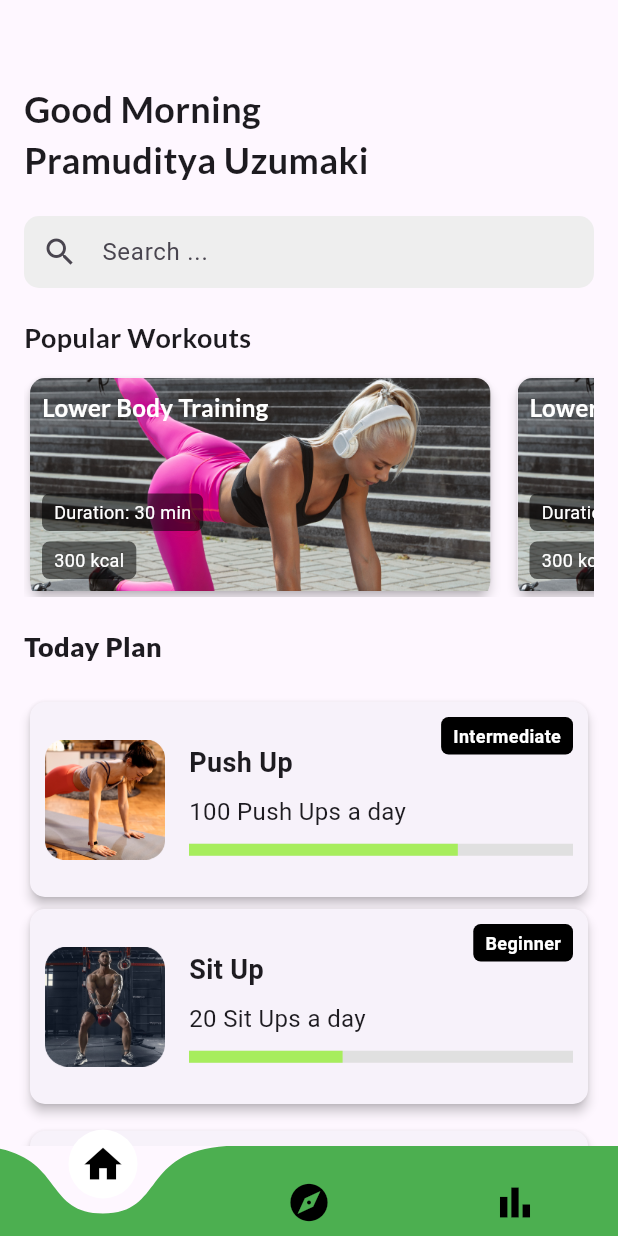
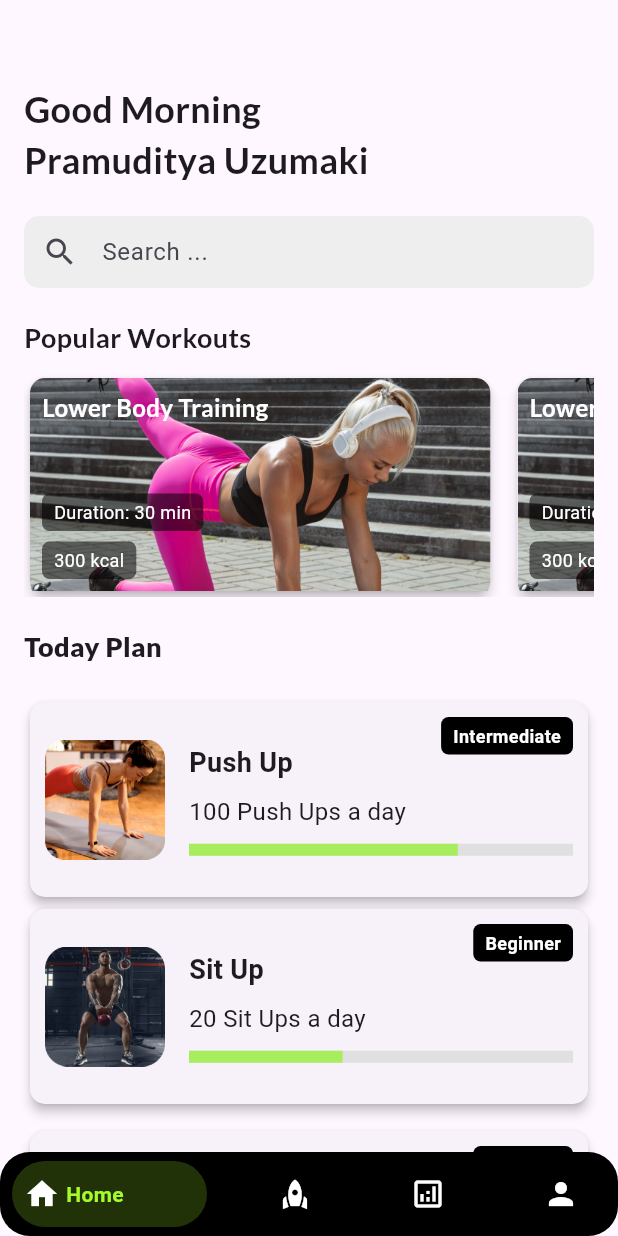
Before and after one commit to itsmedona/gym_app, a Flutter app: the screen it shows after launch, after a tap on "Get Started", on a phone screen of 412 x 824 dp. Run offline on Flutter 3.47's test engine with Material 3 defaults, Android fonts, the phone set to English and light mode, and no system bars; drawn by our look-alikes of bottom_navy_bar, curved_navigation_bar; our stand-ins replace google_fonts.

Commit message:
bottom_nav_bar set

```diff
--- a/lib/view/screens/activity_screen/activity_screen.dart
+++ b/lib/view/screens/activity_screen/activity_screen.dart
@@ -186,7 +186,6 @@ class ActivityScreen extends StatelessWidget {
                   child: Text('Keep it Up!'),
                 ),
               ),
-
               SizedBox(height: 16),
 
               // Row of Sleep and Water
--- a/lib/view/screens/explore_screen/explore_screen.dart
+++ b/lib/view/screens/explore_screen/explore_screen.dart
@@ -5,7 +5,6 @@ class ExploreScreen extends StatelessWidget {
   Widget build(BuildContext context) {
     return Scaffold(
       appBar: AppBar(
-        title: Text('Explore'),
       ),
       body: Padding(
         padding: const EdgeInsets.all(16.0),
--- a/lib/view/screens/on_boarding_screen/on_boarding_screen.dart
+++ b/lib/view/screens/on_boarding_screen/on_boarding_screen.dart
@@ -1,43 +1,50 @@
 import 'package:flutter/material.dart';
+import 'package:google_fonts/google_fonts.dart';
 import 'package:gym_app_sample/view/widgets/bottom_nav_bar.dart';
 
 class OnboardingScreen extends StatelessWidget {
   @override
   Widget build(BuildContext context) {
     return Scaffold(
-      body: Stack(
+      body: Column(
         children: [
-          // Background Image
-          Positioned.fill(
+          Container(
+            width: double.infinity,
+            height: MediaQuery.of(context).size.height * 0.7,
             child: Image.asset(
               'assets/images/onboarding.png',
               fit: BoxFit.cover,
             ),
           ),
-          // Overlay with content
-          Positioned(
-            bottom: 40,
-            left: 20,
-            right: 20,
+          Expanded(
             child: Column(
-              crossAxisAlignment: CrossAxisAlignment.start,
+              mainAxisAlignment: MainAxisAlignment.center,
+              crossAxisAlignment: CrossAxisAlignment.center,
               children: [
                 Text(
                   'Wherever You Are\nHealth Is Number One',
-                  style: TextStyle(
-                    fontSize: 28,
+                  textAlign: TextAlign.center,
+                  style: GoogleFonts.lato(
+                    fontSize: 24,
+                    color: Colors.black,
                     fontWeight: FontWeight.bold,
-                    color: Color.fromARGB(255, 6, 5, 5),
                   ),
                 ),
                 SizedBox(height: 10),
                 Text(
                   'There is no instant way to a healthy life',
-                  style:
-                      TextStyle(color: const Color.fromARGB(255, 80, 57, 57)),
+                  textAlign: TextAlign.center,
+                  style: TextStyle(
+                    color: const Color.fromARGB(255, 80, 57, 57),
+                    fontSize: 16,
                   ),
-                SizedBox(height: 30),
-                ElevatedButton(
+                ),
+              ],
+            ),
+          ),
+          Padding(
+            padding: const EdgeInsets.all(20.0),
+            child: ElevatedButton(
               onPressed: () {
                 // Navigate to HomeScreen
                 Navigator.pushReplacement(
@@ -45,13 +52,17 @@ class OnboardingScreen extends StatelessWidget {
                   MaterialPageRoute(builder: (context) => BottomNavBar()),
                 );
               },
-                  child: Text('Get Started'),
-                  style: ElevatedButton.styleFrom(
-                    backgroundColor: Colors.green,
-                    minimumSize: Size(double.infinity, 50), // Full-width button
+              child: Text(
+                'Get Started',
+                style: TextStyle(
+                  color: Colors.white,
+                  fontWeight: FontWeight.bold,
                 ),
               ),
-              ],
+              style: ElevatedButton.styleFrom(
+                backgroundColor: Colors.black87,
+                minimumSize: Size(double.infinity, 50),
+              ),
             ),
           ),
         ],
--- a/lib/view/widgets/bottom_nav_bar.dart
+++ b/lib/view/widgets/bottom_nav_bar.dart
@@ -1,9 +1,9 @@
+import 'package:bottom_navy_bar/bottom_navy_bar.dart';
 import 'package:flutter/material.dart';
-import 'package:curved_navigation_bar/curved_navigation_bar.dart'; // Import the curved navigation bar package
+import 'package:gym_app_sample/view/screens/activity_screen/activity_screen.dart';
 import 'package:gym_app_sample/view/screens/explore_screen/explore_screen.dart';
 import 'package:gym_app_sample/view/screens/home_screen/home_screen.dart';
-import 'package:gym_app_sample/view/screens/activity_screen/activity_screen.dart';
-//import 'package:gym_app_sample/view/screens/workout_screen/workout_screen.dart';
+import 'package:gym_app_sample/view/screens/workout_screen/workout_screen.dart';
 
 class BottomNavBar extends StatefulWidget {
   @override
@@ -11,54 +11,70 @@ class BottomNavBar extends StatefulWidget {
 }
 
 class _BottomNavBarState extends State<BottomNavBar> {
-  int _selectedIndex = 0;
-
-  // List of Screens for each tab
-  final List<Widget> screens = [
-    HomeScreen(), // Home tab
-    ExploreScreen(), // Explore tab
-    ActivityScreen(), // Activity tab
-    //WorkoutScreen(), // Workout tab
-  ];
+  int currentIndex = 0;
+  final pageController = PageController();
 
   @override
   Widget build(BuildContext context) {
     return Scaffold(
-      body: screens[_selectedIndex],
-      bottomNavigationBar: CurvedNavigationBar(
-        height: 60,
-        index: _selectedIndex,
-        backgroundColor: Colors.transparent,
-        color: Colors.green,
-        buttonBackgroundColor: Colors.white,
-        animationDuration: Duration(milliseconds: 300),
-        onTap: (index) {
+      body: PageView(
+        controller: pageController,
+        onPageChanged: (index) {
           setState(() {
-            _selectedIndex = index;
+            currentIndex = index;
           });
         },
-        items: const [
-          Icon(
-            Icons.home,
-            size: 30,
-            color: Colors.black, // Icon color
-          ),
-          Icon(
-            Icons.explore,
-            size: 30,
-            color: Colors.black,
-          ),
-          Icon(
-            Icons.bar_chart,
-            size: 30,
-            color: Colors.black,
-          ),
-          /*Icon(
-            Icons.fitness_center,
-            size: 30,
-            color: Colors.black,
-          ),*/
+        children: [
+          HomeScreen(), // First tab -> HomeScreen
+          ExploreScreen(), // Second tab -> ExploreScreen
+          ActivityScreen(), // Third tab -> ActivityScreen
+          WorkoutScreen(), // Fourth tab -> WorkoutScreen
         ],
+      ),
+      bottomNavigationBar: ClipRRect(
+        borderRadius: BorderRadius.only(
+          topLeft: Radius.circular(20),
+          topRight: Radius.circular(20),
+          bottomLeft: Radius.circular(20),
+          bottomRight: Radius.circular(20),
+        ),
+        //borderRadius: BorderRadius.circular(35),
+        child: BottomNavyBar(
+          backgroundColor: Colors.black,
+          selectedIndex: currentIndex,
+          onItemSelected: (index) {
+            setState(() {
+              currentIndex = index;
+            });
+            pageController.jumpToPage(index); // Switches to the respective page
+          },
+          items: [
+            BottomNavyBarItem(
+              icon: Icon(Icons.home, color: Colors.white),
+              title: Text('Home', selectionColor: Colors.black),
+              activeColor: Color.fromARGB(255, 167, 250, 42),
+              inactiveColor: Colors.white,
+            ),
+            BottomNavyBarItem(
+              icon: Icon(Icons.rocket),
+              title: Text('Explore'),
+              activeColor: Color.fromARGB(255, 167, 250, 42),
+              inactiveColor: Colors.white,
+            ),
+            BottomNavyBarItem(
+              icon: Icon(Icons.analytics_outlined),
+              title: Text('Analytics'),
+              activeColor: Color.fromARGB(255, 167, 250, 42),
+              inactiveColor: Colors.white,
+            ),
+            BottomNavyBarItem(
+              icon: Icon(Icons.person),
+              title: Text('Profile',),
+              activeColor: Color.fromARGB(255, 167, 250, 42),
+              inactiveColor: Colors.white,
+            ),
+          ],
+        ),
       ),
     );
   }
--- a/pubspec.yaml
+++ b/pubspec.yaml
@@ -39,6 +39,9 @@ dependencies:
   shared_preferences: ^2.3.2
   curved_navigation_bar: ^1.0.6
   fl_chart: ^0.69.0
+  persistent_bottom_nav_bar: ^6.2.1
+  bottom_navy_bar: ^6.1.0
+  google_fonts: ^6.2.1
 
 dev_dependencies:
   flutter_test:
```
Also changed, not shown: pubspec.lock, 1 other file. Lines whose indentation alone changed are shown as unchanged.
